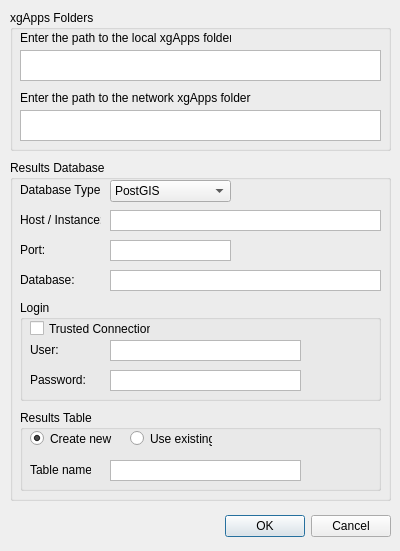
Above: xgConstraintChecker/config_dialog_base.ui from ClaireLush/ConstraintChecker before the change. Below: the same form after it.
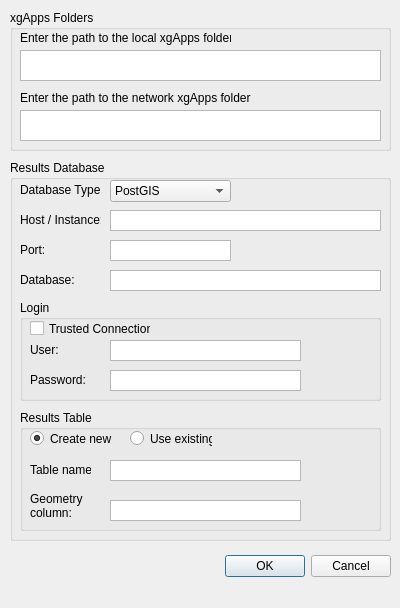
That is the form after the change. Icons and pictures are not drawn.

Commit message: Adding geometry column to config_dialog

```diff
--- a/xgConstraintChecker/config_dialog_base.ui
+++ b/xgConstraintChecker/config_dialog_base.ui
@@ -10,7 +10,7 @@
     <x>0</x>
     <y>0</y>
     <width>400</width>
-    <height>551</height>
+    <height>608</height>
    </rect>
   </property>
   <property name="sizePolicy">
@@ -33,7 +33,7 @@
    <property name="geometry">
     <rect>
      <x>50</x>
-     <y>510</y>
+     <y>550</y>
      <width>341</width>
      <height>32</height>
     </rect>
@@ -146,7 +146,7 @@
      <x>10</x>
      <y>160</y>
      <width>381</width>
-     <height>341</height>
+     <height>381</height>
     </rect>
    </property>
    <property name="title">
@@ -400,7 +400,7 @@
       <x>10</x>
       <y>250</y>
       <width>361</width>
-      <height>81</height>
+      <height>121</height>
      </rect>
     </property>
     <property name="title">
@@ -473,6 +473,47 @@
       <string>Use existing</string>
      </property>
     </widget>
+    <widget class="QPlainTextEdit" name="txt_geom">
+     <property name="geometry">
+      <rect>
+       <x>90</x>
+       <y>90</y>
+       <width>191</width>
+       <height>21</height>
+      </rect>
+     </property>
+     <property name="sizePolicy">
+      <sizepolicy hsizetype="Fixed" vsizetype="Fixed">
+       <horstretch>0</horstretch>
+       <verstretch>0</verstretch>
+      </sizepolicy>
+     </property>
+     <property name="verticalScrollBarPolicy">
+      <enum>Qt::ScrollBarAlwaysOff</enum>
+     </property>
+     <property name="horizontalScrollBarPolicy">
+      <enum>Qt::ScrollBarAlwaysOff</enum>
+     </property>
+     <property name="plainText">
+      <string/>
+     </property>
+    </widget>
+    <widget class="QLabel" name="lbl_geom">
+     <property name="geometry">
+      <rect>
+       <x>10</x>
+       <y>80</y>
+       <width>61</width>
+       <height>31</height>
+      </rect>
+     </property>
+     <property name="text">
+      <string>Geometry column:</string>
+     </property>
+     <property name="wordWrap">
+      <bool>true</bool>
+     </property>
+    </widget>
    </widget>
   </widget>
  </widget>
```
Left out of the diff: 20 changed lines with no effect on the pictures. The commit also changes 1 other file.
